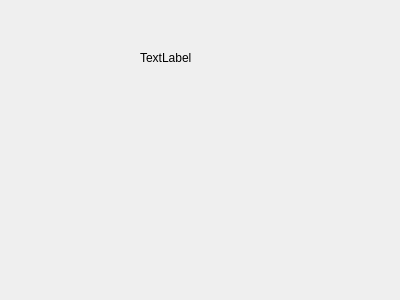
This is cfg-switcher/cfgswitcher.ui in cspang1/cfg-switcher as Qt 5 draws it before an edit. The edited form follows.
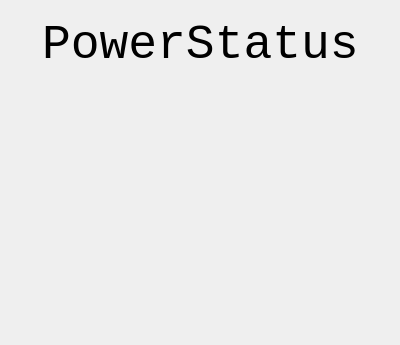
This is the edited form.

Patch:
```diff
--- a/cfg-switcher/cfgswitcher.ui
+++ b/cfg-switcher/cfgswitcher.ui
@@ -7,24 +7,39 @@
     <x>0</x>
     <y>0</y>
     <width>400</width>
-    <height>300</height>
+    <height>345</height>
    </rect>
   </property>
   <property name="windowTitle">
    <string>CfgSwitcher</string>
   </property>
-  <widget class="QLabel" name="PowerStatus">
+  <widget class="QWidget" name="horizontalLayoutWidget">
    <property name="geometry">
     <rect>
-     <x>140</x>
-     <y>50</y>
-     <width>55</width>
-     <height>16</height>
+     <x>0</x>
+     <y>0</y>
+     <width>401</width>
+     <height>91</height>
     </rect>
    </property>
-   <property name="text">
-    <string>TextLabel</string>
-   </property>
+   <layout class="QHBoxLayout" name="horizontalLayout_2">
+    <item alignment="Qt::AlignHCenter">
+     <widget class="QLabel" name="PowerStatus">
+      <property name="font">
+       <font>
+        <family>Consolas</family>
+        <pointsize>36</pointsize>
+       </font>
+      </property>
+      <property name="mouseTracking">
+       <bool>false</bool>
+      </property>
+      <property name="text">
+       <string>PowerStatus</string>
+      </property>
+     </widget>
+    </item>
+   </layout>
   </widget>
  </widget>
  <layoutdefault spacing="6" margin="11"/>
```
